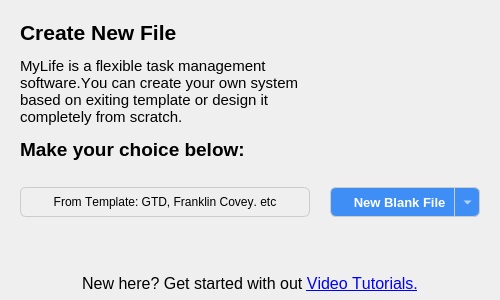
Before: the Qt Designer form new_file/newfile.ui in Accordeur/MyLife-UI, drawn with Qt 5.
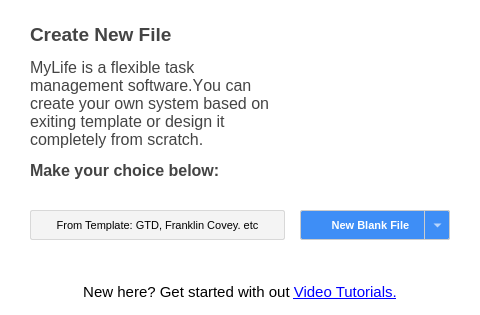
After: the same form once the commit is applied. Icons and pictures are not drawn.

```diff
--- a/new_file/newfile.ui
+++ b/new_file/newfile.ui
@@ -6,8 +6,8 @@
    <rect>
     <x>0</x>
     <y>0</y>
-    <width>500</width>
-    <height>300</height>
+    <width>480</width>
+    <height>315</height>
    </rect>
   </property>
   <property name="sizePolicy">
@@ -18,14 +18,14 @@
   </property>
   <property name="minimumSize">
    <size>
-    <width>500</width>
-    <height>300</height>
+    <width>480</width>
+    <height>315</height>
    </size>
   </property>
   <property name="maximumSize">
    <size>
-    <width>500</width>
-    <height>300</height>
+    <width>480</width>
+    <height>315</height>
    </size>
   </property>
   <property name="font">
@@ -37,30 +37,50 @@
    <string>Welcome to MyLife. Create New File.</string>
   </property>
   <property name="styleSheet">
-   <string notr="true"/>
+   <string notr="true">QDialog {
+	background-color: rgb(255, 255, 255);
+}</string>
   </property>
   <property name="modal">
    <bool>true</bool>
   </property>
+  <layout class="QVBoxLayout" name="verticalLayout_2">
+   <property name="spacing">
+    <number>30</number>
+   </property>
+   <property name="leftMargin">
+    <number>30</number>
+   </property>
+   <property name="topMargin">
+    <number>10</number>
+   </property>
+   <property name="rightMargin">
+    <number>30</number>
+   </property>
+   <property name="bottomMargin">
+    <number>0</number>
+   </property>
+   <item>
   <layout class="QVBoxLayout" name="verticalLayout">
-   <property name="leftMargin">
-    <number>20</number>
-   </property>
-   <property name="topMargin">
-    <number>20</number>
-   </property>
-   <property name="rightMargin">
-    <number>20</number>
-   </property>
-   <property name="bottomMargin">
-    <number>5</number>
-   </property>
    <item>
     <layout class="QHBoxLayout" name="horizontalLayout">
+       <property name="leftMargin">
+        <number>0</number>
+       </property>
+       <property name="rightMargin">
+        <number>0</number>
+       </property>
      <item>
       <widget class="QLabel" name="label_info">
+         <property name="font">
+          <font>
+           <family>Microsoft YaHei UI</family>
+           <pointsize>8</pointsize>
+           <kerning>false</kerning>
+          </font>
+         </property>
        <property name="text">
-        <string>&lt;html&gt;&lt;head/&gt;&lt;body&gt;&lt;p&gt;&lt;span style=&quot; font-size:16pt; font-weight:600;&quot;&gt;Create New File&lt;/span&gt;&lt;/p&gt;&lt;p&gt;&lt;span style=&quot; font-size:11pt;&quot;&gt;MyLife is a flexible task management software.You can create your own system based on exiting template or design it completely from scratch.&lt;/span&gt;&lt;/p&gt;&lt;p&gt;&lt;span style=&quot; font-size:14pt; font-weight:600;&quot;&gt;Make your choice below:&lt;/span&gt;&lt;/p&gt;&lt;/body&gt;&lt;/html&gt;</string>
+          <string>&lt;html&gt;&lt;head/&gt;&lt;body&gt;&lt;p&gt;&lt;span style=&quot; font-size:14pt; font-weight:600; color:#444444;&quot;&gt;Create New File&lt;/span&gt;&lt;/p&gt;&lt;p&gt;&lt;span style=&quot; font-size:12pt; color:#444444;&quot;&gt;MyLife is a flexible task management software.You can create your own system based on exiting template or design it completely from scratch.&lt;/span&gt;&lt;/p&gt;&lt;p&gt;&lt;span style=&quot; font-size:12pt; font-weight:600; color:#444444;&quot;&gt;Make your choice below:&lt;/span&gt;&lt;/p&gt;&lt;/body&gt;&lt;/html&gt;</string>
        </property>
        <property name="wordWrap">
         <bool>true</bool>
@@ -69,6 +89,18 @@
      </item>
      <item>
       <widget class="QLabel" name="labe_logo">
+         <property name="minimumSize">
+          <size>
+           <width>128</width>
+           <height>128</height>
+          </size>
+         </property>
+         <property name="maximumSize">
+          <size>
+           <width>128</width>
+           <height>128</height>
+          </size>
+         </property>
        <property name="styleSheet">
         <string notr="true">image: url(:/logo/fox);</string>
        </property>
@@ -82,18 +114,18 @@
    <item>
     <layout class="QHBoxLayout" name="horizontalLayout_2">
      <property name="spacing">
-      <number>20</number>
-     </property>
-     <property name="topMargin">
-      <number>20</number>
+        <number>15</number>
+       </property>
+       <property name="sizeConstraint">
+        <enum>QLayout::SetDefaultConstraint</enum>
      </property>
      <property name="bottomMargin">
-      <number>50</number>
+        <number>0</number>
      </property>
      <item>
       <widget class="QToolButton" name="toolButton_Select_templates">
        <property name="sizePolicy">
-        <sizepolicy hsizetype="Expanding" vsizetype="Fixed">
+          <sizepolicy hsizetype="Preferred" vsizetype="Fixed">
          <horstretch>0</horstretch>
          <verstretch>0</verstretch>
         </sizepolicy>
@@ -104,18 +136,31 @@
          <height>30</height>
         </size>
        </property>
+         <property name="font">
+          <font>
+           <family>Microsoft YaHei UI</family>
+           <pointsize>8</pointsize>
+           <kerning>true</kerning>
+          </font>
+         </property>
        <property name="styleSheet">
-        <string notr="true"> QToolButton { /* all types of tool button */
-     border: 1px solid #CCCCCC;
-     border-radius: 6px;
-     background-color: qlineargradient(x1: 0, y1: 0, x2: 0, y2: 1,
-                                       stop: 0 #f6f7fa, stop: 1 #dadbde);
- }
-</string>
+          <string notr="true">QToolButton {
+    border: 1px solid #d8d8d8;
+    border-radius: 2px;
+    background-color: #f4f4f4;
+}
+QToolButton::menu-indicator {
+    /*image: url(menu_indicator.png);*/
+    subcontrol-origin: padding;
+    subcontrol-position: right;
+}</string>
        </property>
        <property name="text">
         <string>From Template: GTD, Franklin Covey. etc</string>
        </property>
+         <property name="checkable">
+          <bool>false</bool>
+         </property>
        <property name="popupMode">
         <enum>QToolButton::InstantPopup</enum>
        </property>
@@ -152,7 +197,8 @@
        </property>
        <property name="font">
         <font>
-         <pointsize>10</pointsize>
+           <family>Microsoft YaHei UI</family>
+           <pointsize>8</pointsize>
          <weight>75</weight>
          <bold>true</bold>
          <kerning>true</kerning>
@@ -162,15 +208,15 @@
         <string notr="true"> QToolButton { /* all types of tool button */
 	 color: rgb(255, 255, 255);
      border: 1px solid #CCCCCC;
-     border-radius: 6px;
+     border-radius: 2px;
      background-color: #3e8ef6;
  }
 
  QToolButton::menu-button {
 	background-color: rgb(62, 142, 246);
      border: 1px solid #CCCCCC;
-     border-top-right-radius: 6px;
-     border-bottom-right-radius: 6px;
+     border-top-right-radius: 2px;
+     border-bottom-right-radius: 2px;
      /* 16px width + 4px for border = 20px allocated above */
      width: 24px;
  }</string>
@@ -188,10 +234,24 @@
      </item>
     </layout>
    </item>
+    </layout>
+   </item>
    <item>
     <widget class="QLabel" name="label_help">
+     <property name="sizePolicy">
+      <sizepolicy hsizetype="Preferred" vsizetype="Fixed">
+       <horstretch>0</horstretch>
+       <verstretch>0</verstretch>
+      </sizepolicy>
+     </property>
+     <property name="font">
+      <font>
+       <family>Microsoft YaHei UI</family>
+       <kerning>true</kerning>
+      </font>
+     </property>
      <property name="text">
-      <string>&lt;html&gt;&lt;head/&gt;&lt;body&gt;&lt;p align=&quot;center&quot;&gt;&lt;span style=&quot; font-size:12pt;&quot;&gt;New here? Get started with out &lt;/span&gt;&lt;a href=&quot;https://www.zelonge.site&quot;&gt;&lt;span style=&quot; font-size:12pt; text-decoration: underline; color:#0000ff;&quot;&gt;Video Tutorials.&lt;/span&gt;&lt;/a&gt;&lt;/p&gt;&lt;/body&gt;&lt;/html&gt;</string>
+      <string>&lt;html&gt;&lt;head/&gt;&lt;body&gt;&lt;p align=&quot;center&quot;&gt;&lt;span style=&quot; font-size:11pt;&quot;&gt;New here? Get started with out &lt;/span&gt;&lt;a href=&quot;https://www.zelonge.site&quot;&gt;&lt;span style=&quot; font-size:11pt; text-decoration: underline; color:#0000ff;&quot;&gt;Video Tutorials.&lt;/span&gt;&lt;/a&gt;&lt;/p&gt;&lt;/body&gt;&lt;/html&gt;</string>
      </property>
      <property name="alignment">
       <set>Qt::AlignCenter</set>
```
Lines whose indentation alone changed are shown as unchanged.
